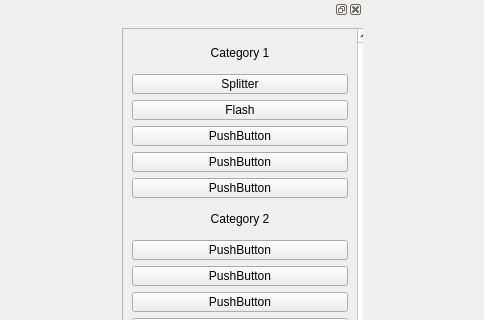
Above: main.ui from Anujg935/OMChemSimGUI before the change; both pictures show x 865 to 1349 and y 0 to 320 of the 1349 by 647 pixel window. Below: the same form after it.
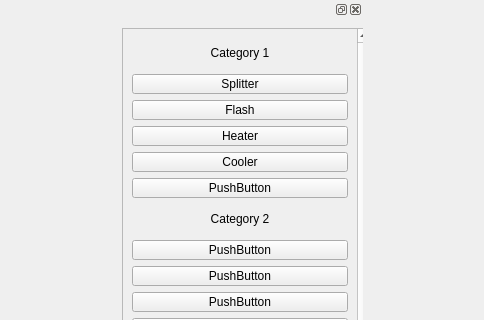
That is the form after the change.

Patch:
```diff
--- a/main.ui
+++ b/main.ui
@@ -267,8 +267,8 @@
          <rect>
           <x>0</x>
           <y>0</y>
-          <width>231</width>
-          <height>676</height>
+          <width>227</width>
+          <height>703</height>
          </rect>
         </property>
         <layout class="QVBoxLayout" name="verticalLayout_5">
@@ -332,7 +332,7 @@
             </size>
            </property>
            <property name="text">
-            <string>PushButton</string>
+            <string>Heater</string>
            </property>
           </widget>
          </item>
@@ -345,7 +345,7 @@
             </size>
            </property>
            <property name="text">
-            <string>PushButton</string>
+            <string>Cooler</string>
            </property>
           </widget>
          </item>
```
Left out of the diff: 2 changed lines with no effect on the pictures.
